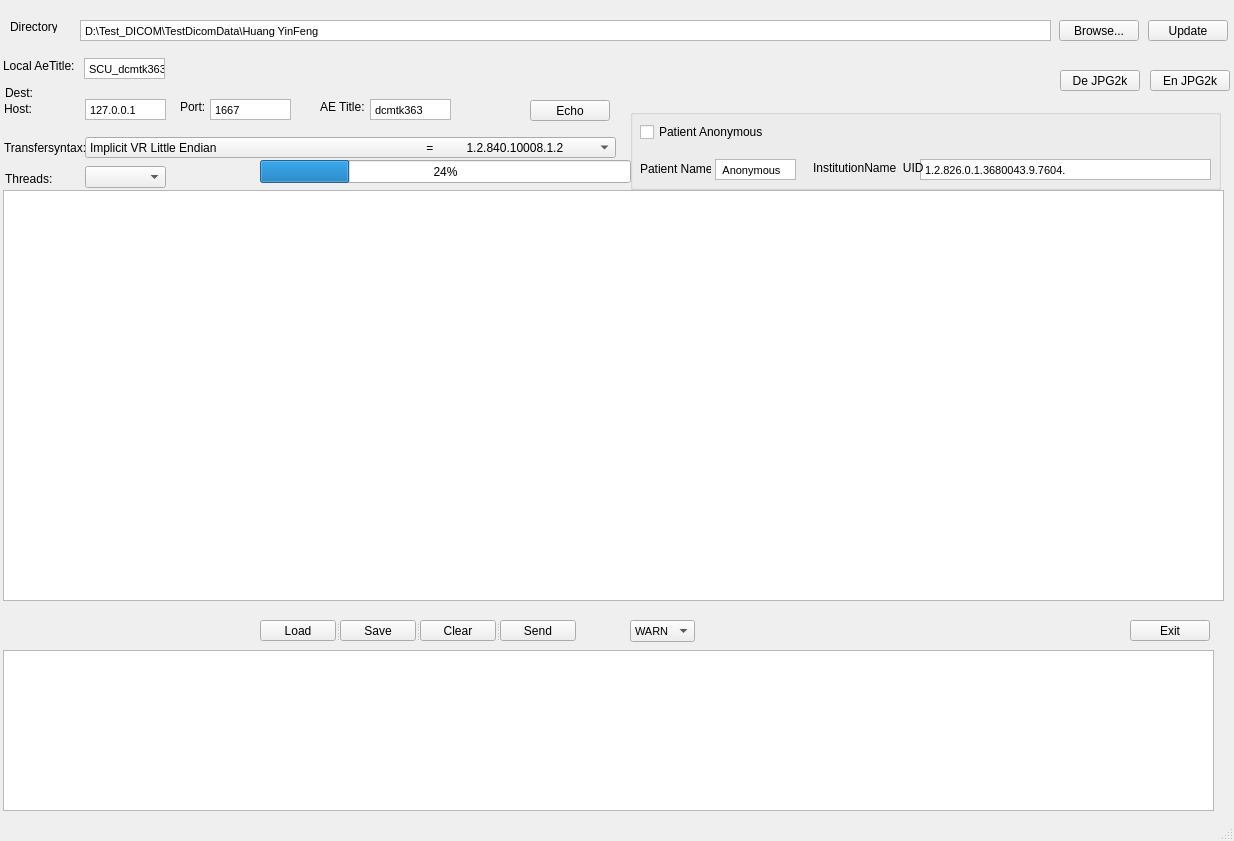
Old version of the form Tools/SendDicomSCU/mainwindow.ui in the repository zyq1569/HealthApp.
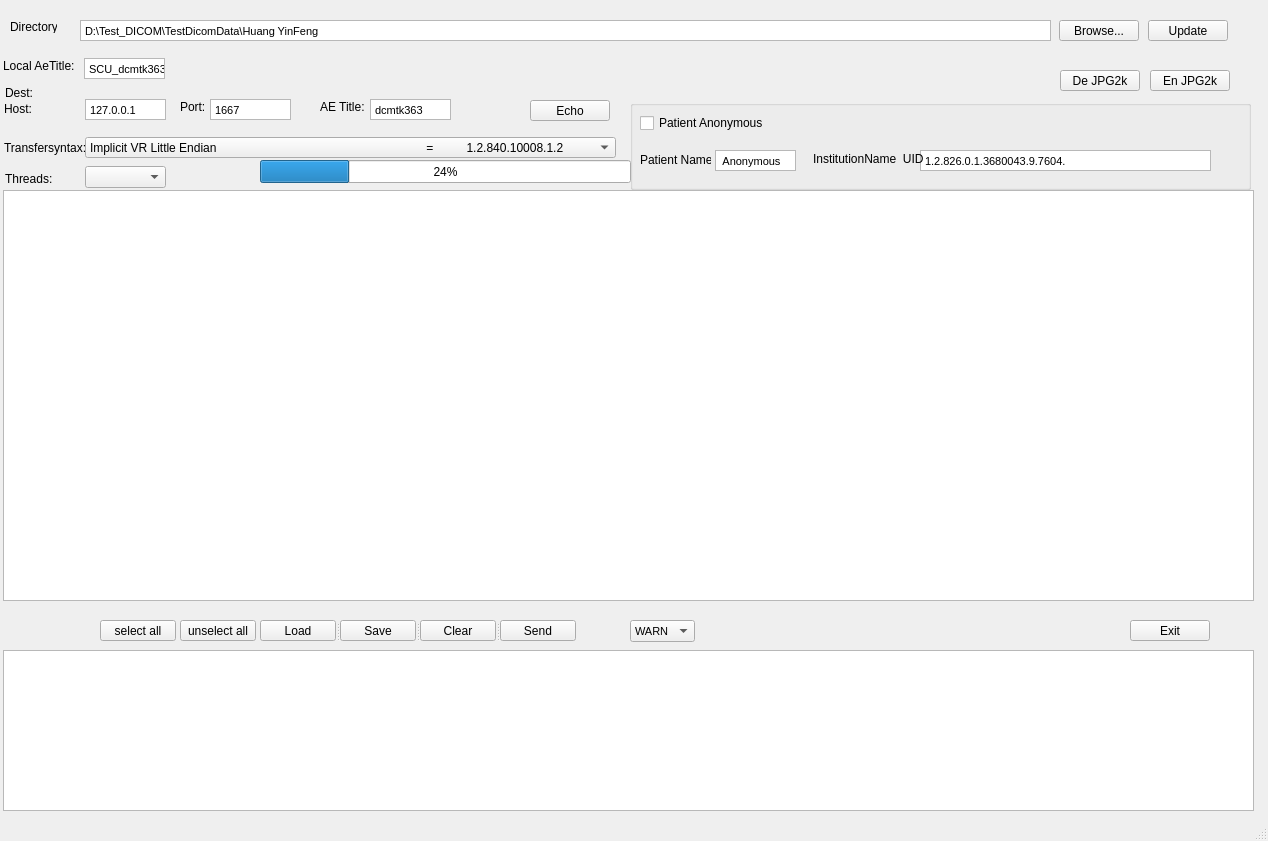
New version of the form.

```diff
--- a/Tools/SendDicomSCU/mainwindow.ui
+++ b/Tools/SendDicomSCU/mainwindow.ui
@@ -6,7 +6,7 @@
    <rect>
     <x>0</x>
     <y>0</y>
-    <width>1234</width>
+    <width>1268</width>
     <height>841</height>
    </rect>
   </property>
@@ -68,7 +68,7 @@
      <rect>
       <x>3</x>
       <y>190</y>
-      <width>1221</width>
+      <width>1251</width>
       <height>411</height>
      </rect>
     </property>
@@ -419,7 +419,7 @@
      <rect>
       <x>3</x>
       <y>650</y>
-      <width>1211</width>
+      <width>1251</width>
       <height>161</height>
      </rect>
     </property>
@@ -441,9 +441,9 @@
     <property name="geometry">
      <rect>
       <x>630</x>
-      <y>109</y>
-      <width>591</width>
-      <height>81</height>
+      <y>100</y>
+      <width>621</width>
+      <height>90</height>
      </rect>
     </property>
     <property name="title">
@@ -603,6 +603,32 @@
      </property>
     </item>
    </widget>
+   <widget class="QPushButton" name="pBselect">
+    <property name="geometry">
+     <rect>
+      <x>100</x>
+      <y>620</y>
+      <width>76</width>
+      <height>21</height>
+     </rect>
+    </property>
+    <property name="text">
+     <string>select all</string>
+    </property>
+   </widget>
+   <widget class="QPushButton" name="pBunselect">
+    <property name="geometry">
+     <rect>
+      <x>180</x>
+      <y>620</y>
+      <width>76</width>
+      <height>21</height>
+     </rect>
+    </property>
+    <property name="text">
+     <string>unselect all</string>
+    </property>
+   </widget>
   </widget>
   <widget class="QMenuBar" name="menubar">
    <property name="geometry">
```
Left out of the diff: 2 changed lines with no effect on the pictures.
